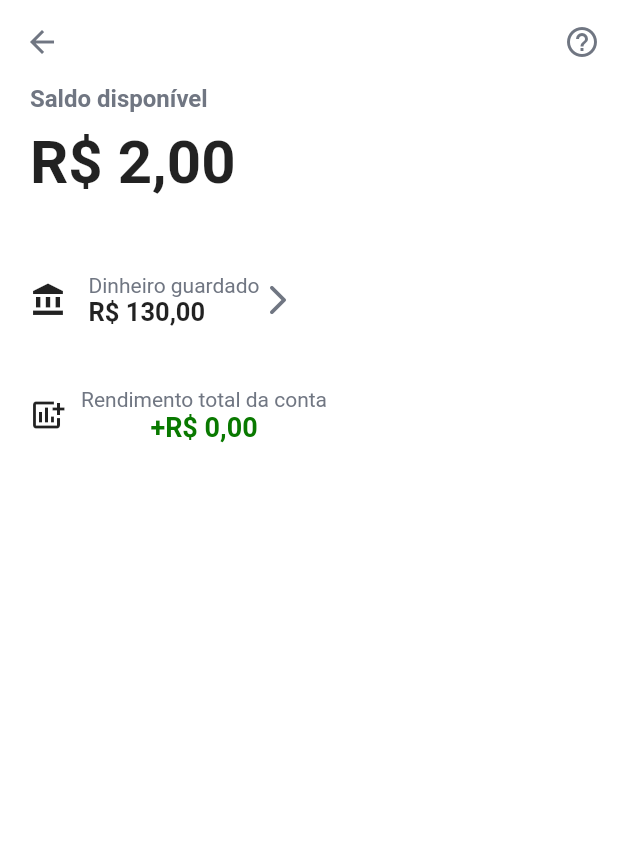
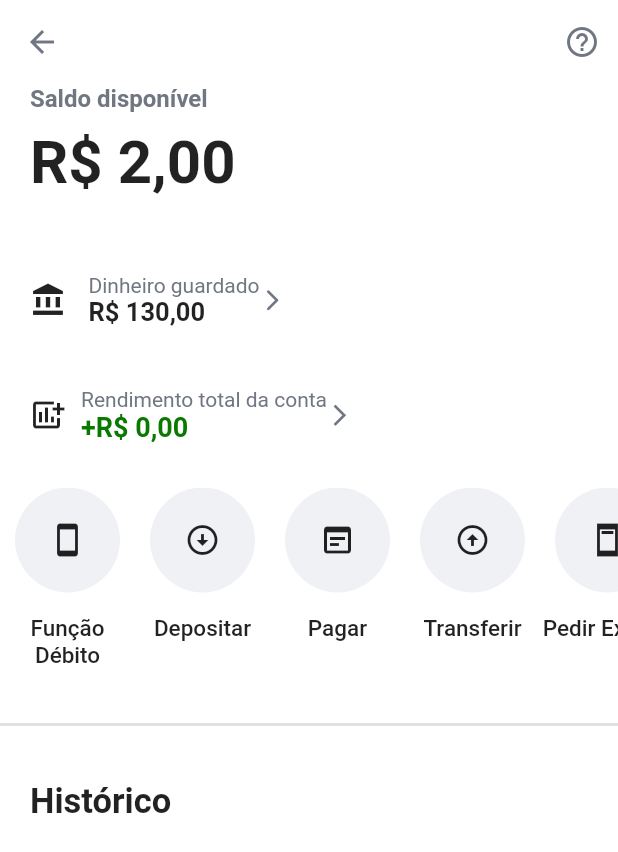
Before and after one commit to lucasbustamante/Clone_NuBank, a Flutter app: the AccountValue screen opened directly, on a phone screen of 412 x 824 dp. Shown: the top 852 px of the screen. Run offline on Flutter 3.47's test engine with Material 2 defaults, Android fonts, the phone set to English and light mode, and no system bars; our stand-ins replace page_transition.

Commit message:
atualização 04112021

```diff
--- a/lib/screens/account_value.dart
+++ b/lib/screens/account_value.dart
@@ -1,7 +1,7 @@
-import 'package:flutter/cupertino.dart';
 import 'package:flutter/material.dart';
 import 'package:nubank/core/colors.dart';
 import 'package:nubank/core/constants.dart';
+import 'package:nubank/designer/circle_button.dart';
 
 
 class AccountValue extends StatelessWidget {
@@ -15,8 +15,10 @@ class AccountValue extends StatelessWidget {
     actions: [
       IconButton(onPressed: (){}, icon: Icon(Icons.help_outline, color: aSecondaryTextColor,))
     ],),
-    body: Padding(
-      padding: const EdgeInsets.only(left: 20,right: 20),
+    body: Column(crossAxisAlignment: CrossAxisAlignment.start,
+        children: [
+          Padding(
+            padding: const EdgeInsets.only(left: 20, right: 20),
             child: Column(crossAxisAlignment: CrossAxisAlignment.start,
               children: [
                 Text('Saldo disponível',
@@ -36,7 +38,8 @@ class AccountValue extends StatelessWidget {
                       Text('R\$ $Savings',style: TextStyle(fontWeight: FontWeight.bold,
                           fontSize: 17))],),
                   Container(
-              child: Icon(Icons.arrow_forward_ios_rounded, color: aSecondaryTextColor,),)
+                    child: Icon(Icons.arrow_forward_ios_rounded, color: aSecondaryTextColor,
+                    size: 17,),)
                 ],
                 ),
                 SizedBox(height: 40),
@@ -44,16 +47,48 @@ class AccountValue extends StatelessWidget {
                   children: [
                     Icon(Icons.add_chart),
                     SizedBox(width: 10,),
-              Column(children: [
+                    Column(crossAxisAlignment: CrossAxisAlignment.start,
+                      children: [
                         Text('Rendimento total da conta', style: TextStyle(color:
                         aSecondaryTextColor,)),
                         Text('+R\$ $Income', style: (TextStyle(color: aValueColor,
-                fontSize: 18, fontWeight: FontWeight.bold)),)
-              ],)
+                            fontSize: 18, fontWeight: FontWeight.bold)),),
+
+                      ],),
+                    Icon(Icons.arrow_forward_ios_sharp, color: aSecondaryTextColor,
+                    size: 17,)
                   ],
+                ),
+                SizedBox(height: 30),],
+            ),
+          ),
+          SingleChildScrollView(
+            scrollDirection: Axis.horizontal,
+            physics: BouncingScrollPhysics(),
+            child: Row(
+              children: [
+                CircleButton('Função Débito',
+                icon: Icons.smartphone,),
+                CircleButton('Depositar', icon: Icons.arrow_circle_down ),
+                CircleButton('Pagar', icon: Icons.wysiwyg),
+                CircleButton('Transferir', icon: Icons.arrow_circle_up),
+                CircleButton('Pedir Extrato', icon: Icons.ad_units_sharp),
+                CircleButton('Cobrar', icon: Icons.account_balance_wallet_outlined)
+              ],
+            ),
+          ),
+          SizedBox(height: 20,),
+          Divider(thickness: 2,),
+          SizedBox(height: 30),
+          Padding(
+            padding: const EdgeInsets.only(left: 20, right: 20),
+            child: Column(children: [
+              Text('Histórico', style: TextStyle(fontWeight: FontWeight.bold,
+                  fontSize: 23))
+            ],),
           )
     ])
-    ));
+    );
 
   }
 }
```
Lines whose indentation alone changed are shown as unchanged.
